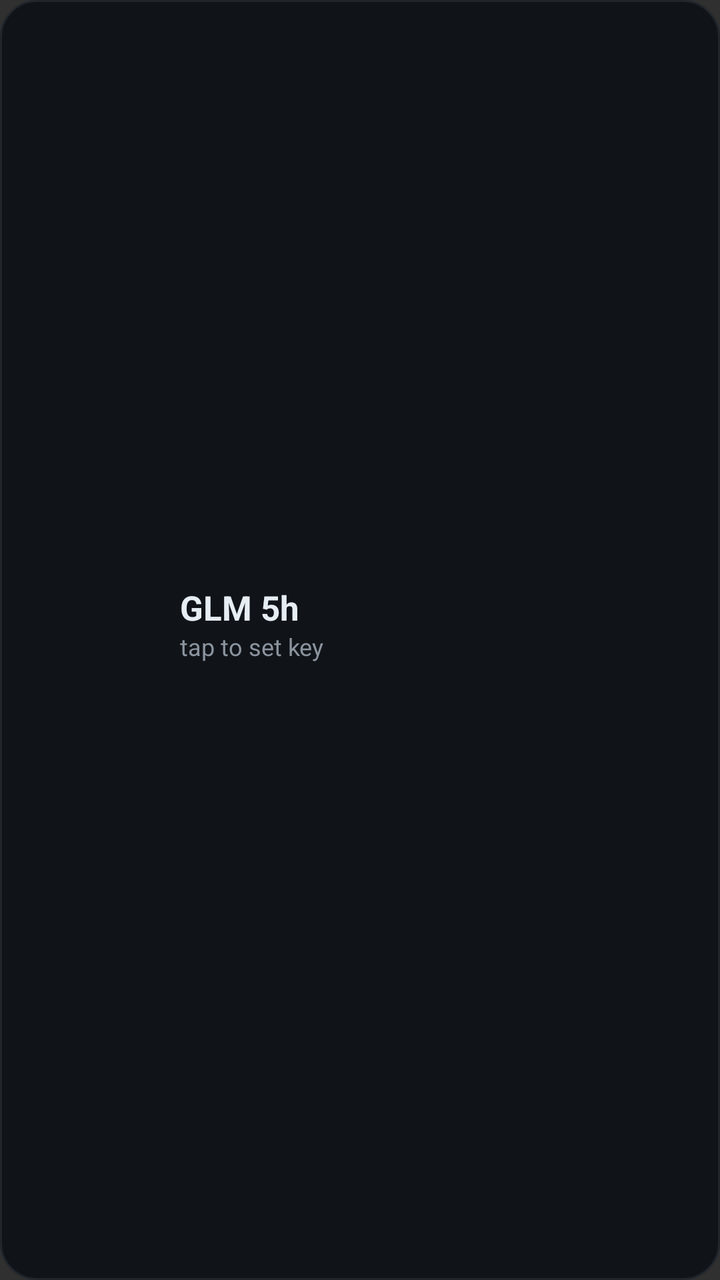
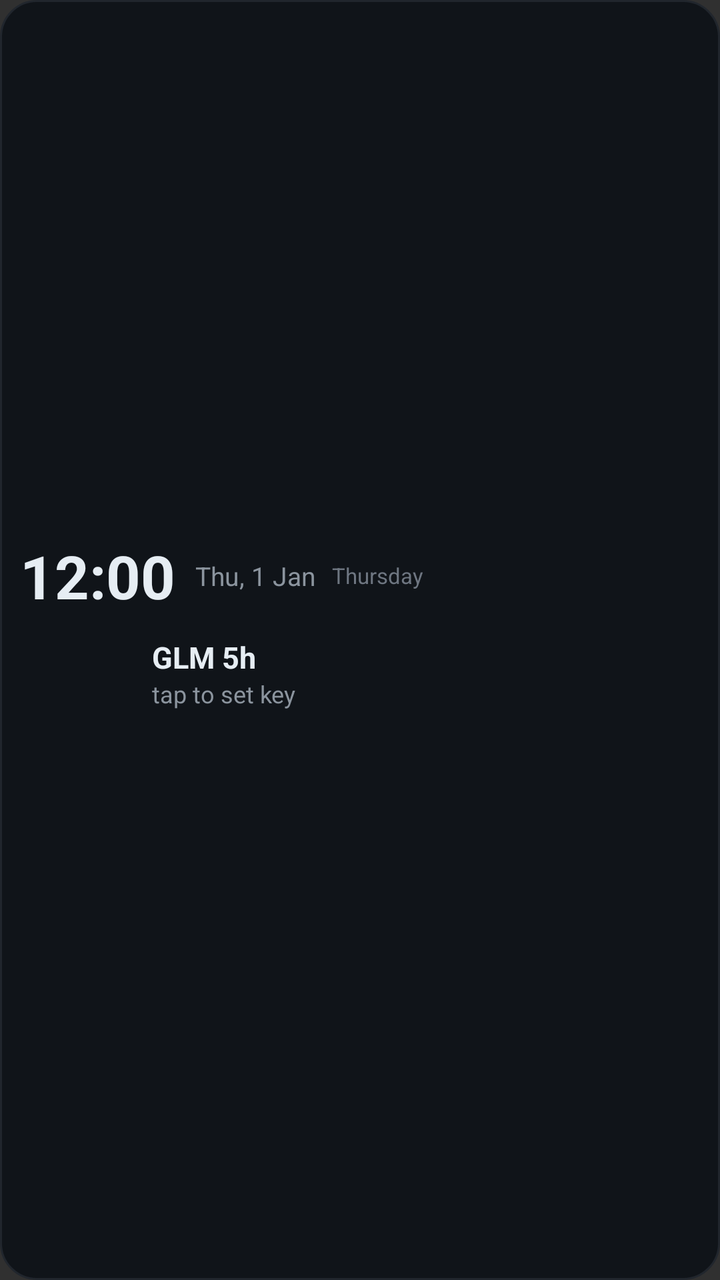

Compare the two renders of this Android layout. The source of the first and the diff that turns it into the second are given below.
<!-- AndroidManifest.xml: application theme android:Theme.Material.NoActionBar -->
<!-- res/layout/widget_zai.xml -->
<?xml version="1.0" encoding="utf-8"?>
<LinearLayout xmlns:android="http://schemas.android.com/apk/res/android"
    android:id="@+id/root"
    android:layout_width="match_parent"
    android:layout_height="match_parent"
    android:orientation="horizontal"
    android:gravity="center_vertical"
    android:padding="8dp"
    android:background="@drawable/widget_bg">

    <ImageView
        android:id="@+id/dial"
        android:layout_width="72dp"
        android:layout_height="72dp"
        android:contentDescription="@string/widget_desc" />

    <LinearLayout
        android:layout_width="0dp"
        android:layout_height="wrap_content"
        android:layout_weight="1"
        android:layout_marginStart="10dp"
        android:orientation="vertical">

        <TextView
            android:id="@+id/big"
            android:layout_width="match_parent"
            android:layout_height="wrap_content"
            android:textColor="#E6EDF3"
            android:textSize="17sp"
            android:textStyle="bold"
            android:text="GLM 5h" />

        <TextView
            android:id="@+id/sub"
            android:layout_width="match_parent"
            android:layout_height="wrap_content"
            android:textColor="#8B949E"
            android:textSize="12sp"
            android:text="tap to set key" />

        <TextView
            android:id="@+id/row2"
            android:layout_width="match_parent"
            android:layout_height="wrap_content"
            android:textColor="#8B949E"
            android:textSize="12sp" />
    </LinearLayout>
</LinearLayout>
<!-- resources referenced by this layout -->
<resources>
  <!-- drawable widget_bg (drawable) -->
  <?xml version="1.0" encoding="utf-8"?>
  <shape xmlns:android="http://schemas.android.com/apk/res/android" android:shape="rectangle">
      <solid android:color="#E60D1117" />
      <corners android:radius="18dp" />
      <stroke android:width="1dp" android:color="#21262D" />
  </shape>
  <string name="widget_desc">GLM coding plan runway gauge</string>
</resources>

<!-- the commit's change to res/layout/widget_zai.xml (unified diff, before → after) -->
@@ -3,46 +3,91 @@
     android:id="@+id/root"
     android:layout_width="match_parent"
     android:layout_height="match_parent"
-    android:orientation="horizontal"
+    android:orientation="vertical"
     android:gravity="center_vertical"
-    android:padding="8dp"
+    android:padding="10dp"
     android:background="@drawable/widget_bg">
 
-    <ImageView
-        android:id="@+id/dial"
-        android:layout_width="72dp"
-        android:layout_height="72dp"
-        android:contentDescription="@string/widget_desc" />
+    <LinearLayout
+        android:layout_width="match_parent"
+        android:layout_height="wrap_content"
+        android:orientation="horizontal"
+        android:gravity="center_vertical">
+
+        <TextClock
+            android:id="@+id/clock_time"
+            android:layout_width="wrap_content"
+            android:layout_height="wrap_content"
+            android:format12Hour="h:mm"
+            android:format24Hour="HH:mm"
+            android:textSize="30sp"
+            android:textStyle="bold"
+            android:textColor="#E6EDF3" />
+
+        <TextClock
+            android:id="@+id/clock_date"
+            android:layout_width="wrap_content"
+            android:layout_height="wrap_content"
+            android:layout_marginStart="10dp"
+            android:format12Hour="EEE, d MMM"
+            android:format24Hour="EEE, d MMM"
+            android:textSize="13sp"
+            android:textColor="#8B949E" />
+
+        <TextClock
+            android:id="@+id/clock_day"
+            android:layout_width="wrap_content"
+            android:layout_height="wrap_content"
+            android:layout_marginStart="8dp"
+            android:format12Hour="EEEE"
+            android:format24Hour="EEEE"
+            android:textSize="11sp"
+            android:textColor="#6E7681" />
+    </LinearLayout>
 
     <LinearLayout
-        android:layout_width="0dp"
+        android:layout_width="match_parent"
         android:layout_height="wrap_content"
-        android:layout_weight="1"
-        android:layout_marginStart="10dp"
-        android:orientation="vertical">
+        android:layout_marginTop="8dp"
+        android:orientation="horizontal"
+        android:gravity="center_vertical">
 
-        <TextView
-            android:id="@+id/big"
-            android:layout_width="match_parent"
+        <ImageView
+            android:id="@+id/dial"
+            android:layout_width="56dp"
+            android:layout_height="56dp"
+            android:contentDescription="@string/widget_desc" />
+
+        <LinearLayout
+            android:layout_width="0dp"
             android:layout_height="wrap_content"
-            android:textColor="#E6EDF3"
-            android:textSize="17sp"
-            android:textStyle="bold"
-            android:text="GLM 5h" />
+            android:layout_weight="1"
+            android:layout_marginStart="10dp"
+            android:orientation="vertical">
 
-        <TextView
-            android:id="@+id/sub"
-            android:layout_width="match_parent"
-            android:layout_height="wrap_content"
-            android:textColor="#8B949E"
-            android:textSize="12sp"
-            android:text="tap to set key" />
+            <TextView
+                android:id="@+id/big"
+                android:layout_width="match_parent"
+                android:layout_height="wrap_content"
+                android:textColor="#E6EDF3"
+                android:textSize="15sp"
+                android:textStyle="bold"
+                android:text="GLM 5h" />
 
-        <TextView
-            android:id="@+id/row2"
-            android:layout_width="match_parent"
-            android:layout_height="wrap_content"
-            android:textColor="#8B949E"
-            android:textSize="12sp" />
+            <TextView
+                android:id="@+id/sub"
+                android:layout_width="match_parent"
+                android:layout_height="wrap_content"
+                android:textColor="#8B949E"
+                android:textSize="12sp"
+                android:text="tap to set key" />
+
+            <TextView
+                android:id="@+id/row2"
+                android:layout_width="match_parent"
+                android:layout_height="wrap_content"
+                android:textColor="#8B949E"
+                android:textSize="11sp" />
+        </LinearLayout>
     </LinearLayout>
 </LinearLayout>
